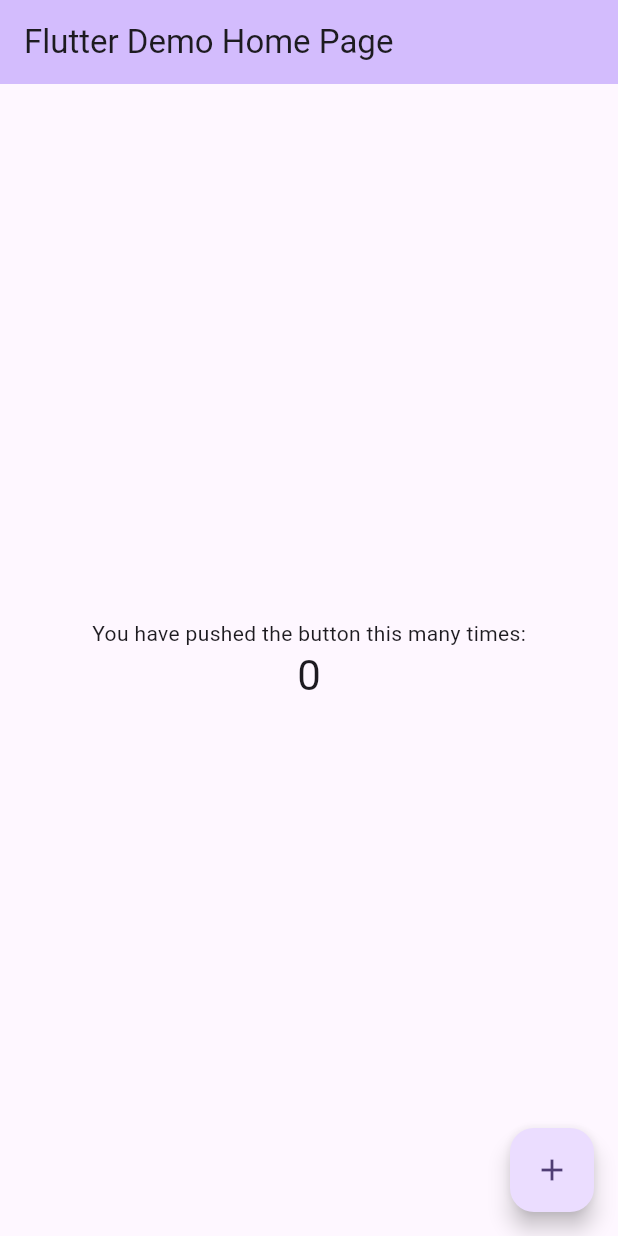
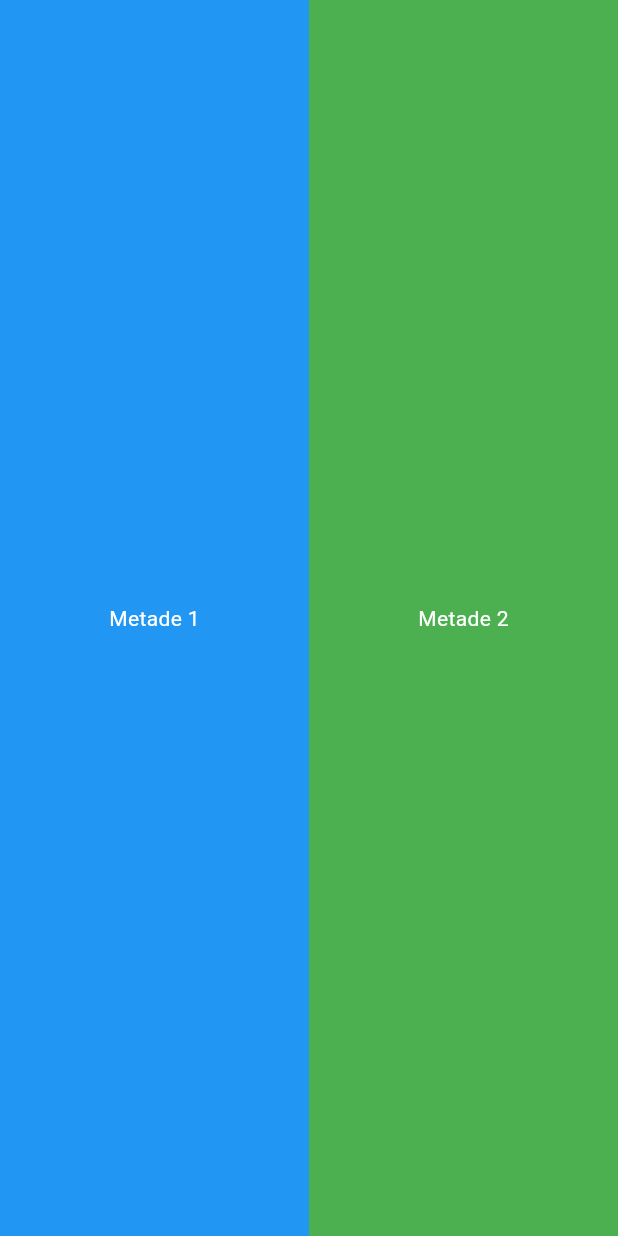
Before and after one commit to samuelmozarthss/samuelmozarth_portifolio, a Flutter app: the screen it shows after launch, on a phone screen of 412 x 824 dp. Run offline on Flutter 3.47's test engine with Material 3 defaults, Android fonts, the phone set to English and light mode, and no system bars.

Commit message:
create basic home_screen

```diff
--- /dev/null
+++ b/lib/home_screen.dart
@@ -0,0 +1,44 @@
+import 'package:flutter/material.dart';
+
+class HomeScreen extends StatelessWidget {
+  const HomeScreen({super.key});
+
+  @override
+  Widget build(BuildContext context) {
+    return MaterialApp(
+      title: 'Samuel Mozarth',
+      debugShowCheckedModeBanner: false,
+      home: Scaffold(
+        backgroundColor: Colors.black87,
+        body: Row(
+          children: [
+            Expanded(
+              flex: 1,
+              child: Container(
+                color: Colors.blue,
+                child: const Center(
+                  child: Text(
+                    'Metade 1',
+                    style: TextStyle(color: Colors.white),
+                  ),
+                ),
+              ),
+            ),
+            Expanded(
+              flex: 1,
+              child: Container(
+                color: Colors.green,
+                child: const Center(
+                  child: Text(
+                    'Metade 2',
+                    style: TextStyle(color: Colors.white),
+                  ),
+                ),
+              ),
+            ),
+          ],
+        ),
+      ),
+    );
+  }
+}
--- a/lib/main.dart
+++ b/lib/main.dart
@@ -1,71 +1,6 @@
 import 'package:flutter/material.dart';
+import 'package:samuelmozarth_portifolio/home_screen.dart';
 
 void main() {
-  runApp(const MyApp());
+  runApp(const HomeScreen());
 }
-
-class MyApp extends StatelessWidget {
-  const MyApp({super.key});
-
-  @override
-  Widget build(BuildContext context) {
-    return MaterialApp(
-      title: 'Flutter Demo',
-      theme: ThemeData(
-        colorScheme: ColorScheme.fromSeed(seedColor: Colors.deepPurple),
-        useMaterial3: true,
-      ),
-      home: const MyHomePage(title: 'Flutter Demo Home Page'),
-    );
-  }
-}
-
-class MyHomePage extends StatefulWidget {
-  const MyHomePage({super.key, required this.title});
-
-
-
-  final String title;
-
-  @override
-  State<MyHomePage> createState() => _MyHomePageState();
-}
-
-class _MyHomePageState extends State<MyHomePage> {
-  int _counter = 0;
-
-  void _incrementCounter() {
-    setState(() {
-      _counter++;
-    });
-  }
-
-  @override
-  Widget build(BuildContext context) {
-    return Scaffold(
-      appBar: AppBar(
-        backgroundColor: Theme.of(context).colorScheme.inversePrimary,
-        title: Text(widget.title),
-      ),
-      body: Center(
-        child: Column(
-          mainAxisAlignment: MainAxisAlignment.center,
-          children: <Widget>[
-            const Text(
-              'You have pushed the button this many times:',
-            ),
-            Text(
-              '$_counter',
-              style: Theme.of(context).textTheme.headlineMedium,
-            ),
-          ],
-        ),
-      ),
-      floatingActionButton: FloatingActionButton(
-        onPressed: _incrementCounter,
-        tooltip: 'Increment',
-        child: const Icon(Icons.add),
-      ),
-    );
-  }
-}
```
